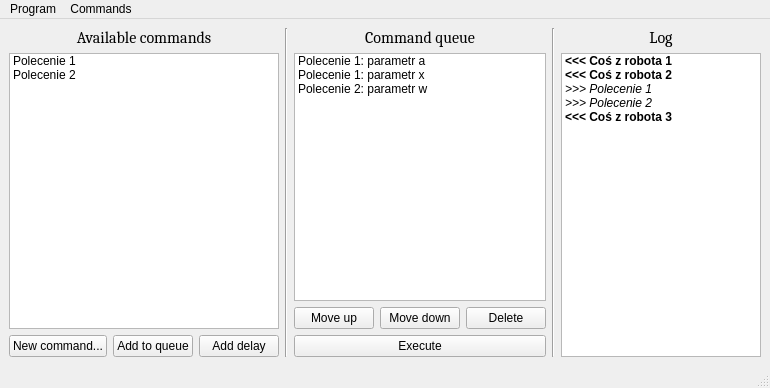
Qt form UI/MainWindow.ui (akkenoth/BTSerial) before a commit.
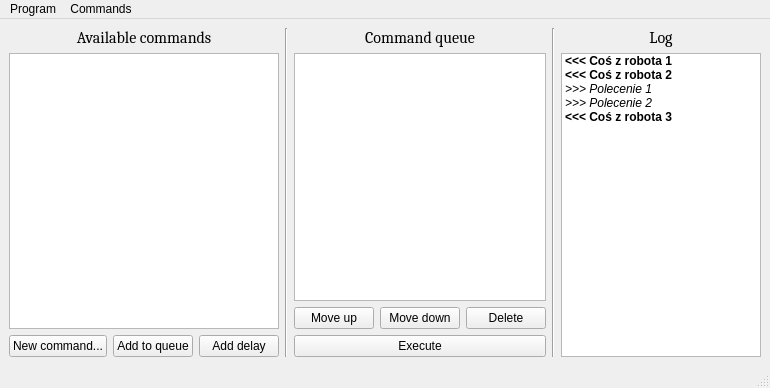
The same form after that commit.

Commit message: UI: MainWindow: removed dummy items from command list and queue

Diff of the .ui file:
```diff
--- a/UI/MainWindow.ui
+++ b/UI/MainWindow.ui
@@ -41,34 +41,6 @@
         <property name="sortingEnabled">
          <bool>true</bool>
         </property>
-        <item>
-         <property name="text">
-          <string notr="true">Polecenie 1</string>
-         </property>
-         <property name="toolTip">
-          <string notr="true"/>
-         </property>
-         <property name="statusTip">
-          <string notr="true"/>
-         </property>
-         <property name="whatsThis">
-          <string notr="true"/>
-         </property>
-        </item>
-        <item>
-         <property name="text">
-          <string notr="true">Polecenie 2</string>
-         </property>
-         <property name="toolTip">
-          <string notr="true"/>
-         </property>
-         <property name="statusTip">
-          <string notr="true"/>
-         </property>
-         <property name="whatsThis">
-          <string notr="true"/>
-         </property>
-        </item>
        </widget>
       </item>
       <item>
@@ -127,23 +99,7 @@
        </widget>
       </item>
       <item>
-       <widget class="QListWidget" name="listWidgetQueue">
-        <item>
-         <property name="text">
-          <string>Polecenie 1: parametr a</string>
-         </property>
-        </item>
-        <item>
-         <property name="text">
-          <string>Polecenie 1: parametr x</string>
-         </property>
-        </item>
-        <item>
-         <property name="text">
-          <string>Polecenie 2: parametr w</string>
-         </property>
-        </item>
-       </widget>
+       <widget class="QListWidget" name="listWidgetQueue"/>
       </item>
       <item>
        <layout class="QHBoxLayout" name="horizontalLayout_3">
```
The commit also changes 1 other file.
